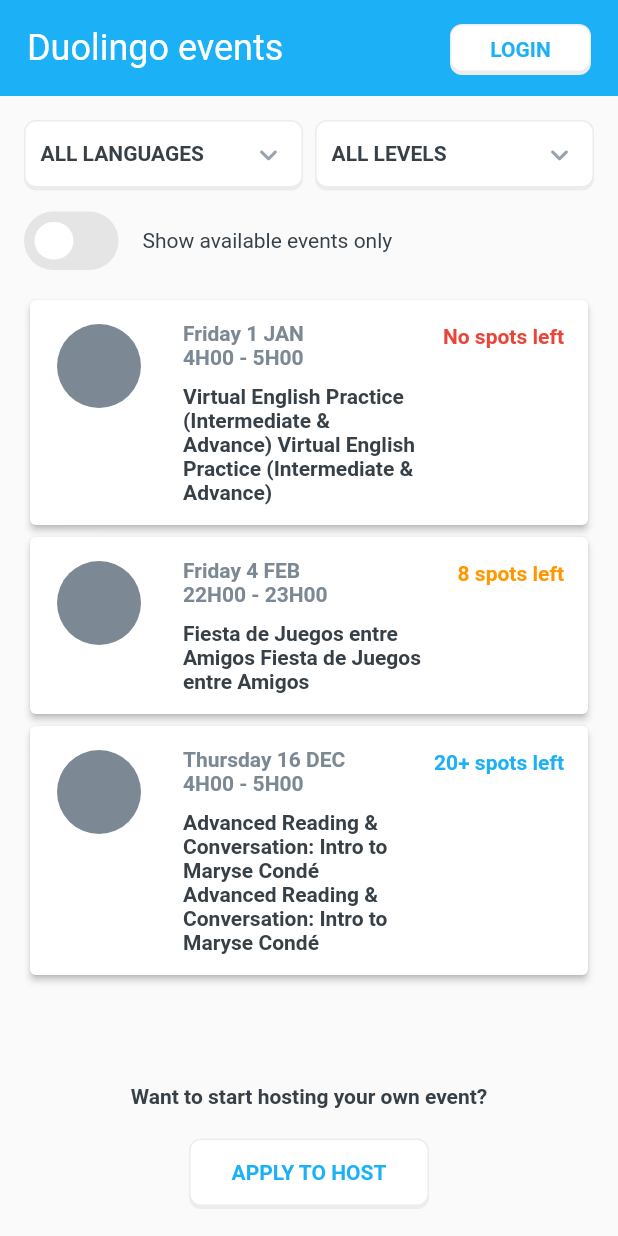
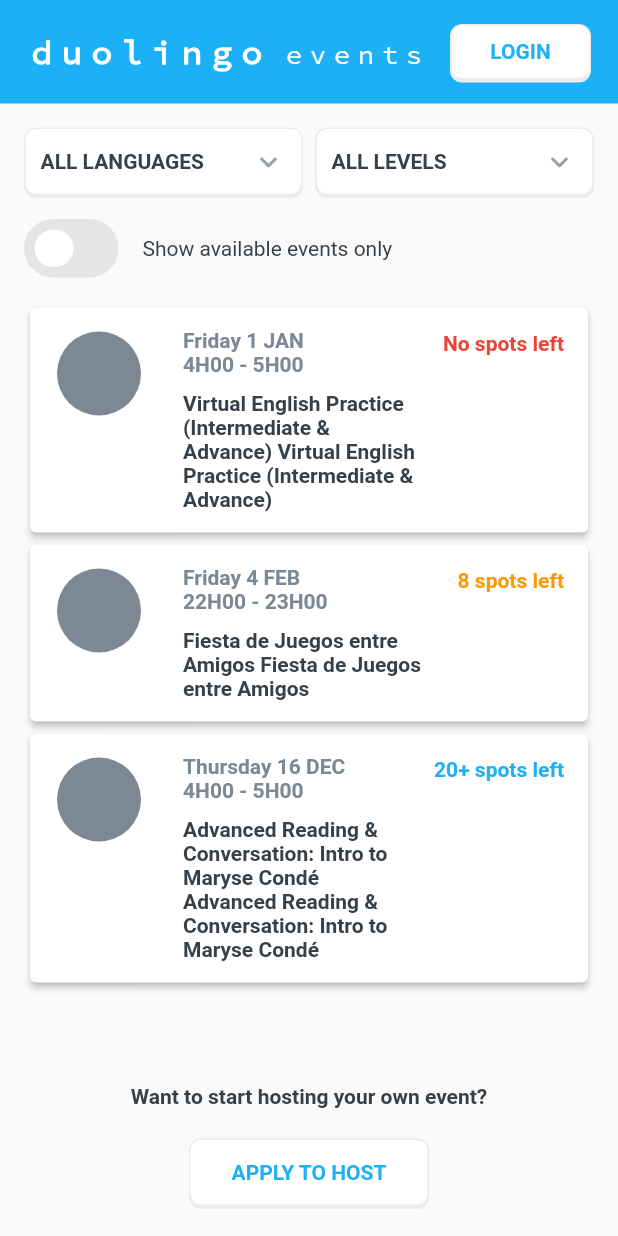
Before and after one commit to nguyenquan123vn/duolingo_event_flutter, a Flutter app: the screen it shows after launch, on a phone screen of 412 x 824 dp. Run offline on Flutter 3.47's test engine with Material 2 defaults, Android fonts, the phone set to English and light mode, and no system bars; our stand-ins replace firebase_auth; accounts and stored records are empty; Roboto replaces fonts that are missing (Monsserat).

Commit message:
Styling logo name.

```diff
--- a/lib/global/style.dart
+++ b/lib/global/style.dart
@@ -26,7 +26,7 @@ const Color dangerColor = Color.fromRGBO(255, 150, 0, 1.0);
 
 const TextStyle logoTextStyle = TextStyle(
   fontFamily: 'Roboto',
-  fontSize: 60,
+  fontSize: 40,
   color: logoColor,
   fontWeight: FontWeight.bold,
 );
@@ -46,8 +46,16 @@ const TextStyle defaultParaStyle = TextStyle(
 
 const TextStyle appBarTextStyle = TextStyle(
   fontFamily: 'Monsserat',
-  fontSize: 24,
+  fontSize: 20,
   color: reverseTextColor,
+  fontWeight: FontWeight.bold,
+);
+
+const TextStyle appBarTextStyleNormal = TextStyle(
+  fontFamily: 'Monsserat',
+  fontSize: 16,
+  color: reverseTextColor,
+  fontWeight: FontWeight.normal,
 );
 
 const TextStyle defaultBoldWashTextStyle = TextStyle(
--- a/lib/global/widget/appBar.dart
+++ b/lib/global/widget/appBar.dart
@@ -3,7 +3,7 @@ import 'package:duolingo_event_app/global/style.dart';
 import './button.dart';
 
 class CustomedAppBar extends StatelessWidget implements PreferredSizeWidget {
-  final double _prefferedHeight = 64.0;
+  final double _prefferedHeight = 69.0;
 
   @override
   Widget build(BuildContext context) {
@@ -14,10 +14,22 @@ class CustomedAppBar extends StatelessWidget implements PreferredSizeWidget {
         padding: const EdgeInsets.symmetric(vertical: 16.0, horizontal: 18.0),
         child: Row(
           crossAxisAlignment: CrossAxisAlignment.center,
-          children: [
+          children: <Widget>[
             Expanded(
-                flex: 3,
-                child: Text("Duolingo events", style: appBarTextStyle)),
+              flex: 3,
+              child: RichText(
+                text: TextSpan(
+                  text: 'ｄｕｏｌｉｎｇｏ  ',
+                  style: appBarTextStyle,
+                  children: <TextSpan>[
+                    TextSpan(
+                      text: 'ｅｖｅｎｔｓ',
+                      style: appBarTextStyleNormal,
+                    ),
+                  ],
+                ),
+              ),
+            ),
             Expanded(
               child: Button(
                 label: "LOGIN",
--- a/lib/screens/event_host/components/question.dart
+++ b/lib/screens/event_host/components/question.dart
@@ -15,7 +15,7 @@ class Question extends StatelessWidget {
           ? Column(
               children: <Widget>[
                 Text(
-                  'duolingo',
+                  'ｄｕｏｌｉｎｇｏ',
                   style: logoTextStyle,
                 ),
                 Text(
```
